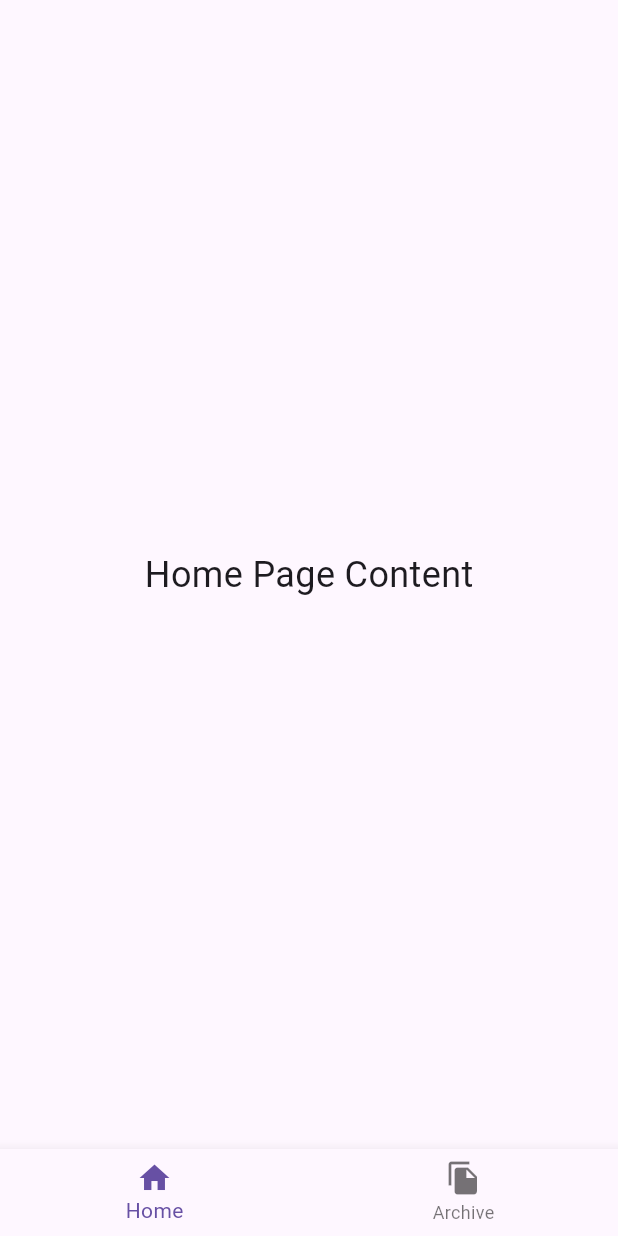
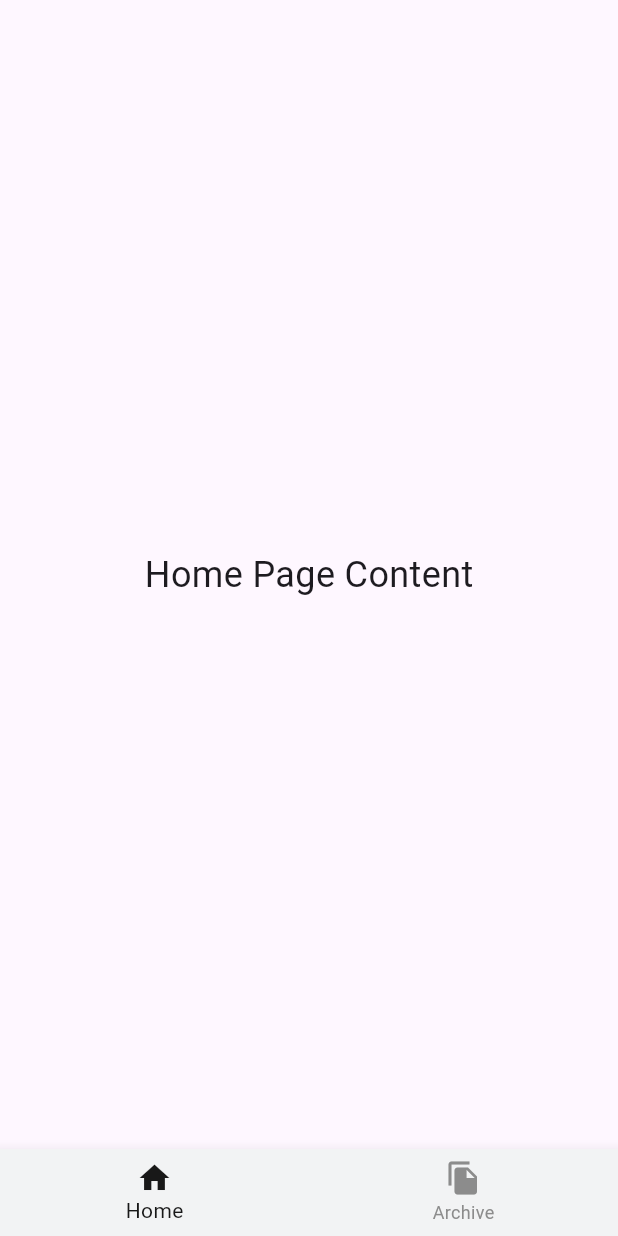
Before and after one commit to sanjivan26/Arknights-based-mobile-app, a Flutter app: the screen it shows after launch, on a phone screen of 412 x 824 dp. Run offline on Flutter 3.47's test engine with Material 3 defaults, Android fonts, the light colour scheme and no system bars.

Commit message:
Formatting

```diff
--- a/arknightsapp/lib/archivepage/operatortile.dart
+++ b/arknightsapp/lib/archivepage/operatortile.dart
@@ -63,7 +63,7 @@ class _OperatorTileState extends State<OperatorTile> {
             Flexible(
               child: Text(
                 operator['name'] ?? 'Unknown Operator',
-                style: const TextStyle(color: ColorFab.darkAccent),
+                style: const TextStyle(color: ColorFab.offBlack),
                 overflow: TextOverflow.ellipsis,
                 maxLines: 1,
               ),
--- a/arknightsapp/lib/colorfab.dart
+++ b/arknightsapp/lib/colorfab.dart
@@ -8,5 +8,7 @@ class ColorFab {
   static const Color offWhite = Color(0xFFF2F3F4);
   static const Color offBlack = Color(0xFF181818);
   static const Color lightShadow = Color(0xFFD3D3D3);
+  static const Color darkShadow = Color(0xFFACACAC);
   static const Color darkAccent = Color(0xFF555555);
+  static const Color midAccent = Color(0xFF6B6B6B);
 }
--- a/arknightsapp/lib/main.dart
+++ b/arknightsapp/lib/main.dart
@@ -1,6 +1,7 @@
 import './archivepage/archivepage.dart';
 import './homepage/homepage.dart';
 import 'package:flutter/material.dart';
+import './colorfab.dart';
 
 void main() {
   runApp(const App());
@@ -25,28 +26,29 @@ class MainScreen extends StatefulWidget {
 }
 
 class _MainScreenState extends State<MainScreen> {
-  int _selectedIndex = 0;  // Tracks the selected index in the BottomNavigationBar
+  int _selectedIndex = 0;
 
-  // List of pages corresponding to the navigation items
   final List<Widget> _pages = [
-    const HomeScreen(),  // Home screen widget
-    const ArchivePage(),  // Archive screen widget
+    const HomeScreen(),
+    const ArchivePage(),
   ];
 
-  // Function to handle tab selection
   void _onItemTapped(int index) {
     setState(() {
-      _selectedIndex = index;  // Update the selected index when a tab is tapped
+      _selectedIndex = index;
     });
   }
 
   @override
   Widget build(BuildContext context) {
     return Scaffold(
-      body: _pages[_selectedIndex],  // Display the widget based on the selected index
+      body: _pages[_selectedIndex],
       bottomNavigationBar: BottomNavigationBar(
-        currentIndex: _selectedIndex,  // Current selected tab
-        onTap: _onItemTapped,  // Set the callback to handle tab switch
+        backgroundColor: ColorFab.offWhite,
+        selectedItemColor: ColorFab.offBlack,
+        unselectedItemColor: ColorFab.grey,
+        currentIndex: _selectedIndex,
+        onTap: _onItemTapped,
         items: const [
           BottomNavigationBarItem(
             icon: Icon(Icons.home),
```
Also changed, not shown: arknightsapp/lib/archivepage/operatordetails.dart (+6 -2 lines), arknightsapp/lib/archivepage/skills.dart (+56 -21 lines), arknightsapp/lib/archivepage/talent.dart (added, +10 -0 lines), arknightsapp/lib/archivepage/trait.dart (+4 -3 lines).
